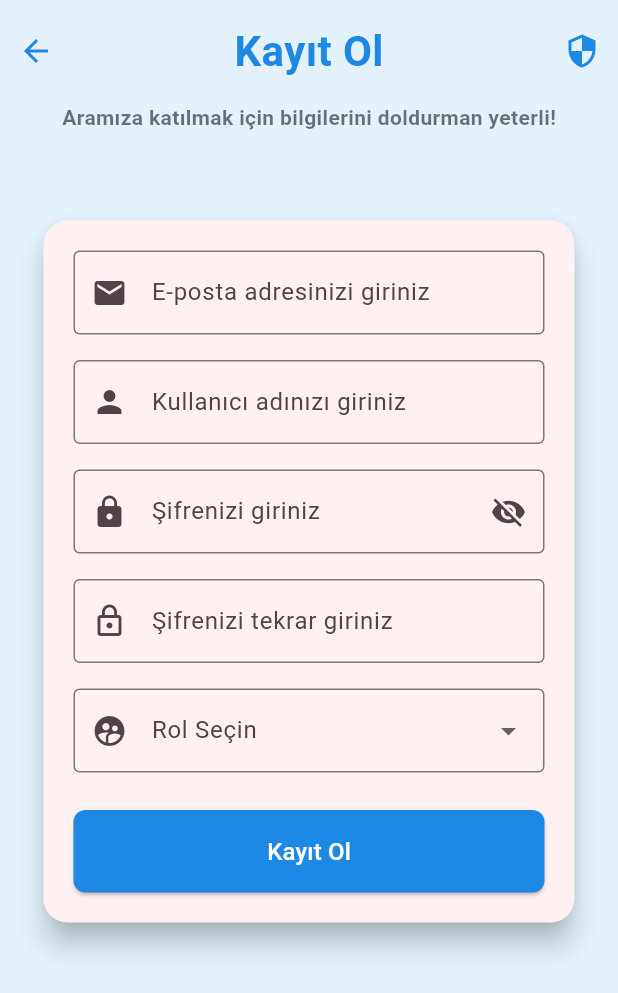
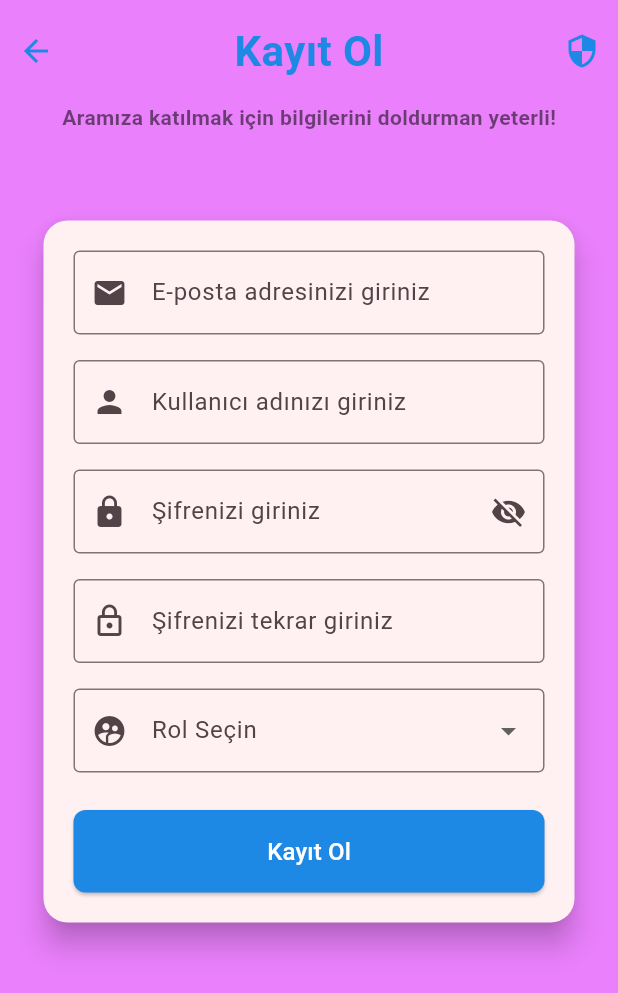
Before and after one commit to FurkanOguzgoksu/flutter-api-book-example, a Flutter app: the PageSignUp screen opened directly, on a phone screen of 412 x 824 dp. Shown: the top 993 px of the screen. Run offline on Flutter 3.47's test engine with Material 3 defaults, Android fonts, the light colour scheme and no system bars; our stand-ins replace animated_text_kit, connectivity_plus, shared_preferences; accounts and stored records are empty.

Commit message:
Background color changed : new color Pink

```diff
--- a/lib/pages/user_operations/page_sign_up.dart
+++ b/lib/pages/user_operations/page_sign_up.dart
@@ -59,7 +59,7 @@ class _PageSignUpState extends State<PageSignUp> {
   @override
   Widget build(BuildContext context) {
     return Scaffold(
-      backgroundColor: const Color(0xFFE3F2FD),
+      backgroundColor: Colors.purpleAccent.shade100,
       body: SafeArea(
         child: Center(
           child: Column(
```
